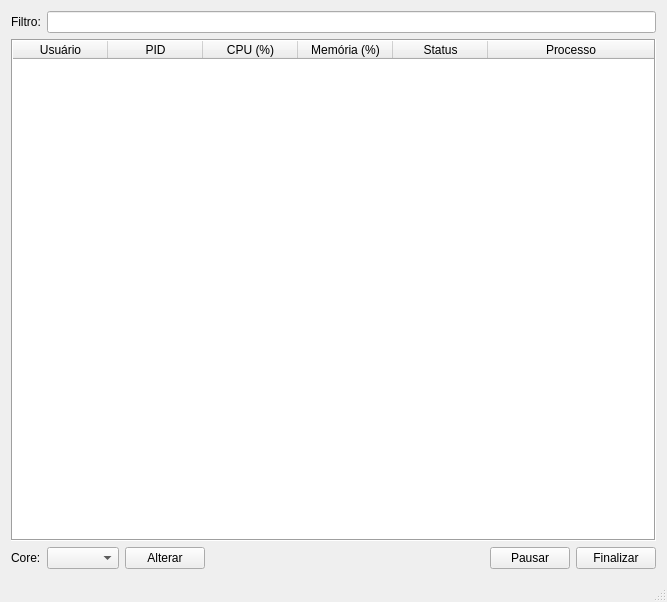
Before: the Qt Designer form mainwindow.ui in alexandretok/system-monitor, drawn with Qt 5.
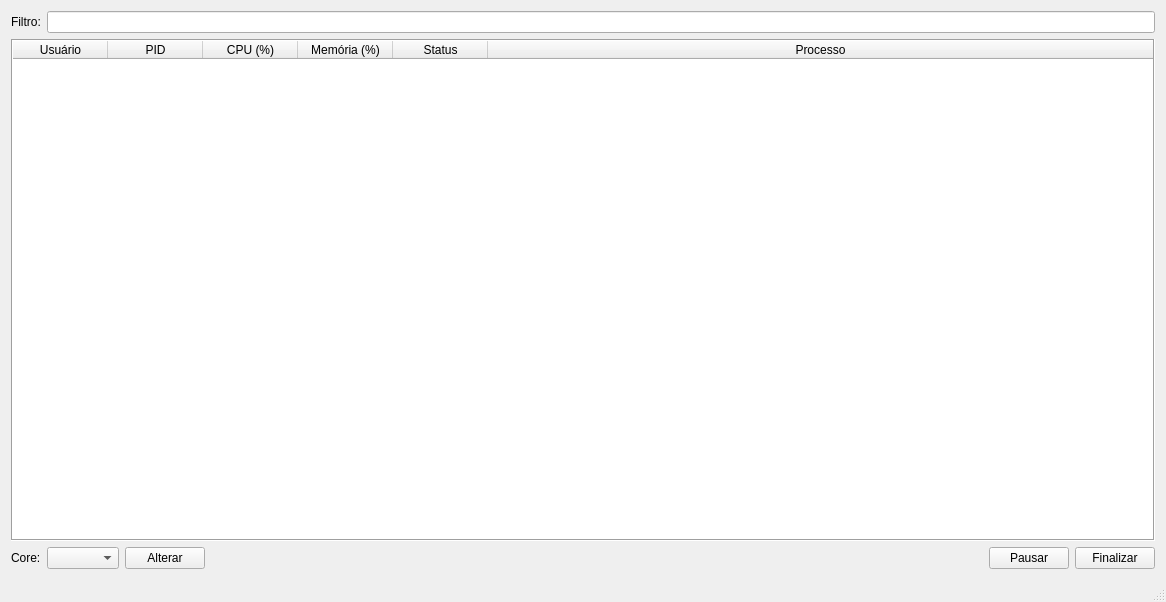
After: the same form once the commit is applied.

Commit message: Pega PID de processo selecionado; Matem processo selecionado após refresh; Mudança de core finalizada; Matar processo finalizado; Pausar/Continuar processo em andamento.

Diff of the .ui file:
```diff
--- a/mainwindow.ui
+++ b/mainwindow.ui
@@ -6,7 +6,7 @@
    <rect>
     <x>0</x>
     <y>0</y>
-    <width>667</width>
+    <width>1166</width>
     <height>602</height>
    </rect>
   </property>
```
Left out of the diff: 6 changed lines with no effect on the pictures. The commit also changes 2 other files.
